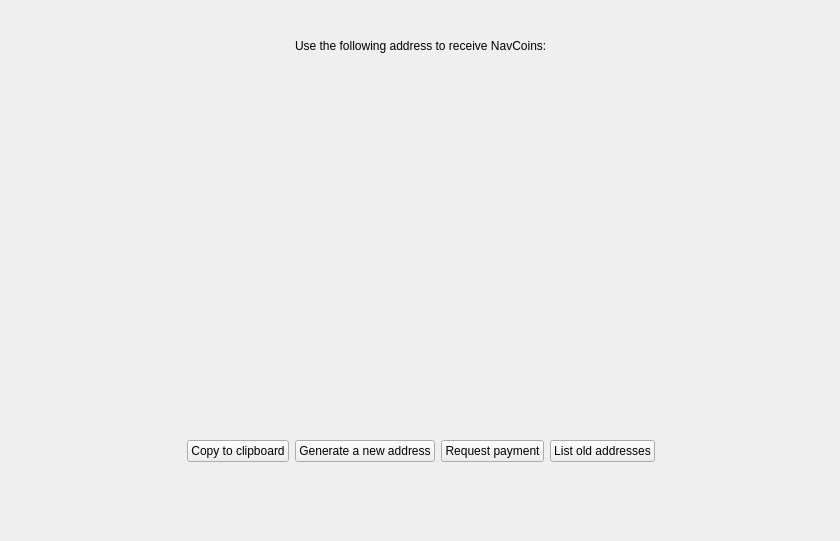
First picture: the form in src/qt/getaddresstoreceive.ui, repository navcoin/navcoin-core, before the edit.
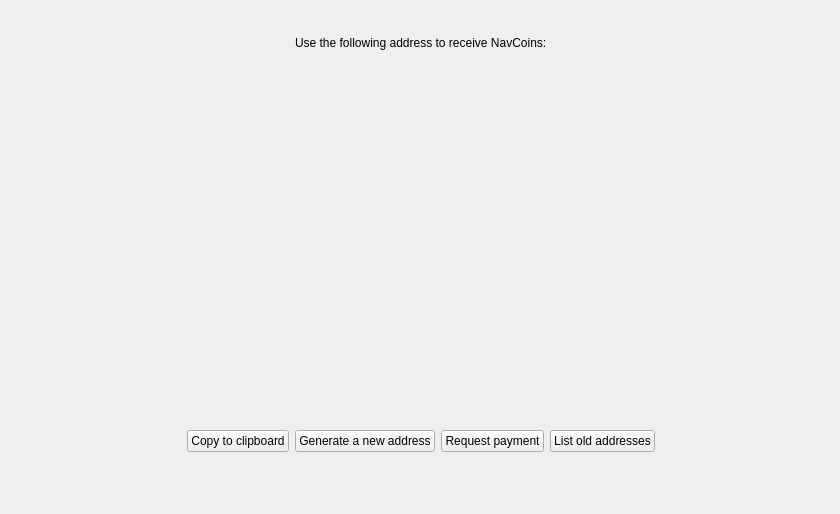
Second picture: the form after the edit. Custom widgets are drawn as their Qt base class.

Commit message: gui: change font size

```diff
--- a/src/qt/getaddresstoreceive.ui
+++ b/src/qt/getaddresstoreceive.ui
@@ -7,7 +7,7 @@
     <x>0</x>
     <y>0</y>
     <width>840</width>
-    <height>541</height>
+    <height>514</height>
    </rect>
   </property>
   <property name="windowTitle">
@@ -19,7 +19,7 @@
      <x>10</x>
      <y>10</y>
      <width>821</width>
-     <height>482</height>
+     <height>502</height>
     </rect>
    </property>
    <layout class="QVBoxLayout" name="verticalLayout">
@@ -266,7 +266,7 @@
       <property name="sizeHint" stdset="0">
        <size>
         <width>20</width>
-        <height>30</height>
+        <height>60</height>
        </size>
       </property>
      </spacer>
```
The commit also changes 2 other files.
